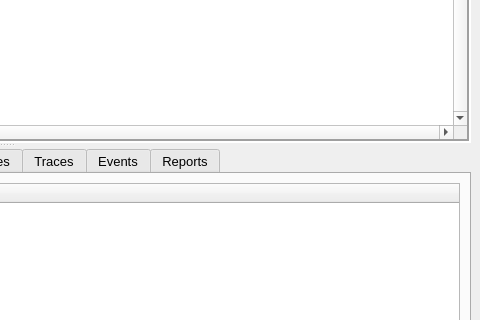
Before: the Qt Designer form applications/gui/qt/SimpleGUI_QtCreator/SimpleGUI/mainwindow.ui in vits-hugs/Genesys-Simulator, drawn with Qt 5; both pictures show x 751 to 1231 and y 171 to 491 of the 1231 by 640 pixel window.
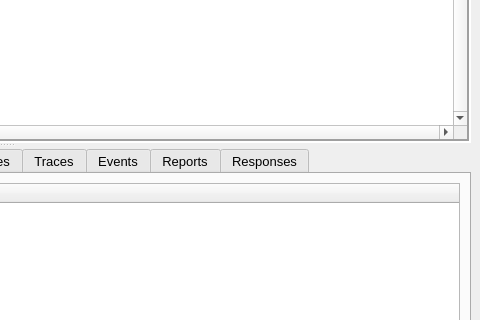
After: the same form once the commit is applied. The open tabs and pages were chosen to show the change. Icons and pictures are not drawn. Custom widgets are drawn as their Qt base class.

Commit message: Dealing with Getters, Setters and Property Editor. New PropertyGetter and PropertySetter replace SimulationResponses and SimulationControls and are also meant to be suitable for property editors.

```diff
--- a/applications/gui/qt/SimpleGUI_QtCreator/SimpleGUI/mainwindow.ui
+++ b/applications/gui/qt/SimpleGUI_QtCreator/SimpleGUI/mainwindow.ui
@@ -454,6 +454,11 @@
          </item>
         </layout>
        </widget>
+       <widget class="QWidget" name="tabResponses">
+        <attribute name="title">
+         <string>Responses</string>
+        </attribute>
+       </widget>
       </widget>
      </widget>
     </item>
@@ -1434,6 +1439,11 @@
    <extends>QPlainTextEdit</extends>
    <header location="global">CodeEditor.h</header>
   </customwidget>
+  <customwidget>
+   <class>PropertyEditor</class>
+   <extends>QTreeView</extends>
+   <header location="global">PropertyEditor.h</header>
+  </customwidget>
  </customwidgets>
  <resources>
   <include location="simpleGUI_resources.qrc"/>
```
Left out of the diff: 6 changed lines with no effect on the pictures. The commit also changes 39 other files.
